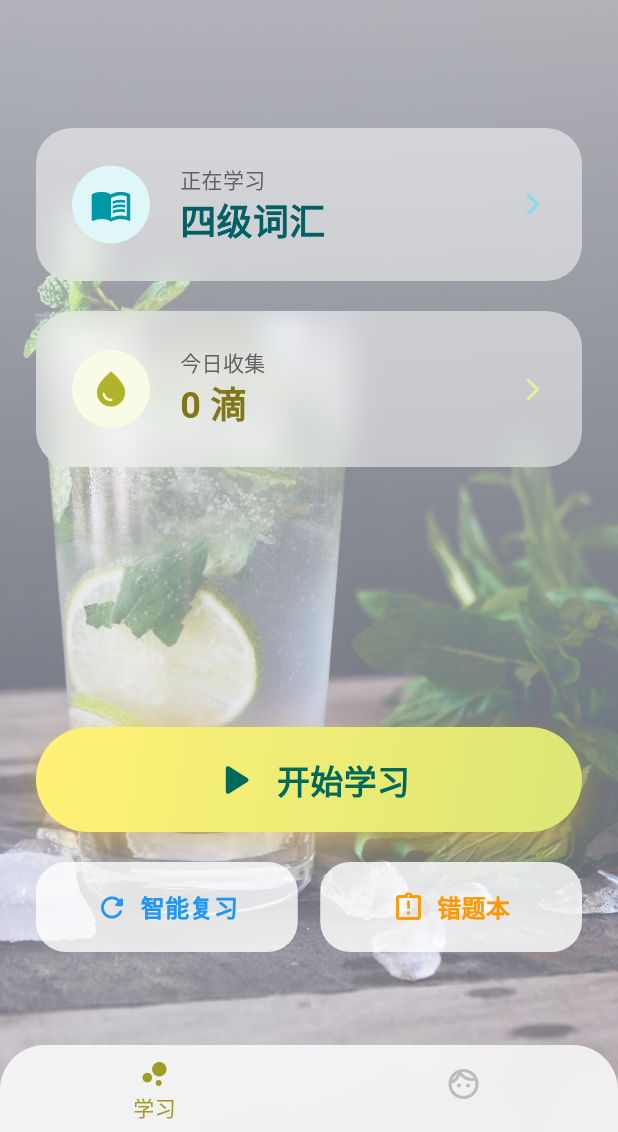
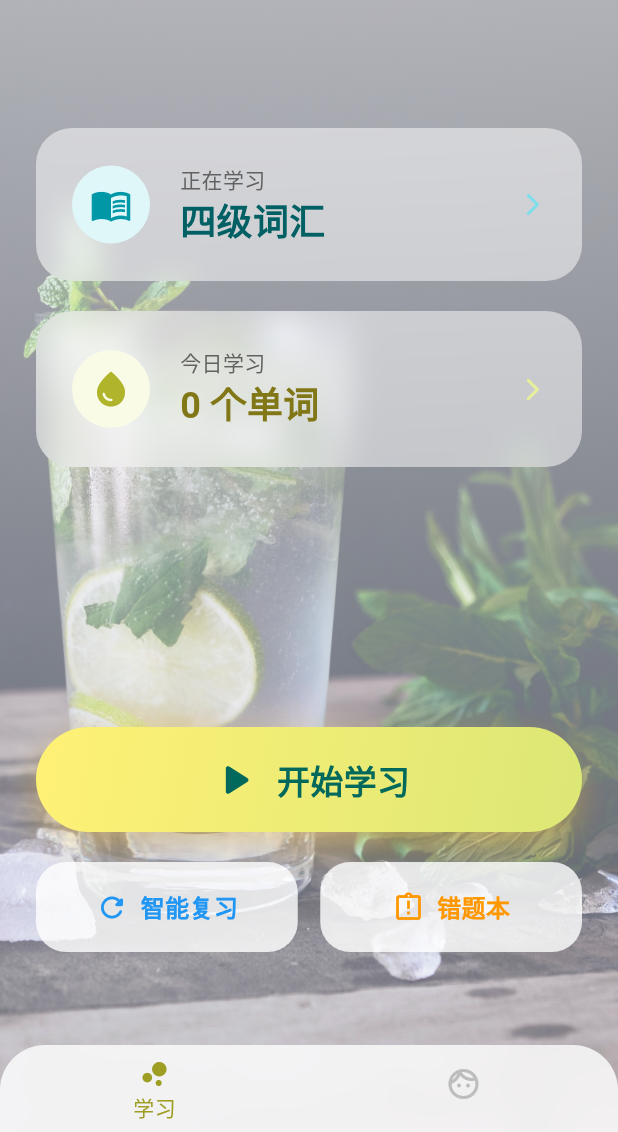
Before and after one commit to 1877510091/Lemon-Splash, a Flutter app: the screen it shows after launch, on a phone screen of 412 x 824 dp, the part 104-1236 px from its top. Run offline on Flutter 3.47's test engine with Material 3 defaults, Android fonts, the phone set to English and light mode, and no system bars; our stand-ins replace fl_chart, flutter_tts, permission_handler, sqflite; missing offline and left inert: gal; accounts and stored records are empty; Roboto replaces fonts that are missing (Georgia).

Commit message:
完整版

```diff
--- a/lib/main.dart
+++ b/lib/main.dart
@@ -260,8 +260,8 @@ class _HomePageState extends State<HomePage> {
                     builder: (context, count, _) {
                       return LemonGlassCard(
                         icon: Icons.water_drop,
-                        title: "今日收集",
-                        value: "$count 滴",
+                        title: "今日学习",
+                        value: "$count 个单词",
                         color: Colors.lime,
                         onTap: () => Navigator.push(context, MaterialPageRoute(builder: (c) => const StatsPage())),
                       );
```
